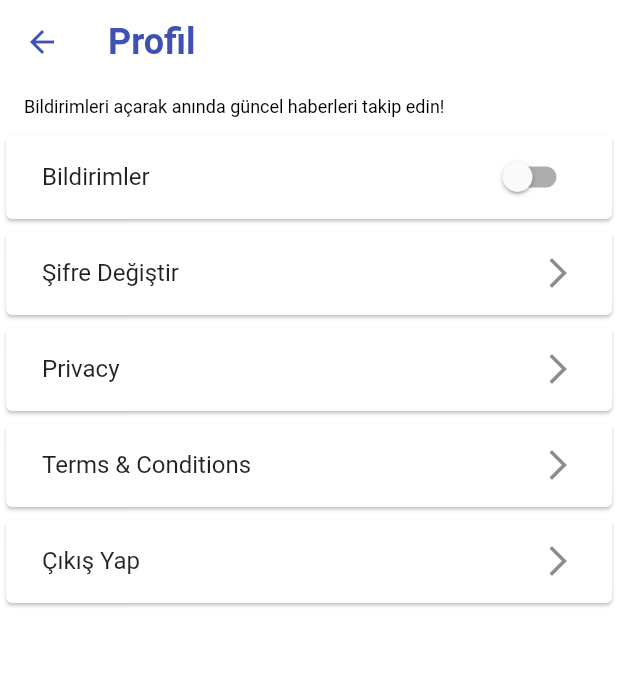
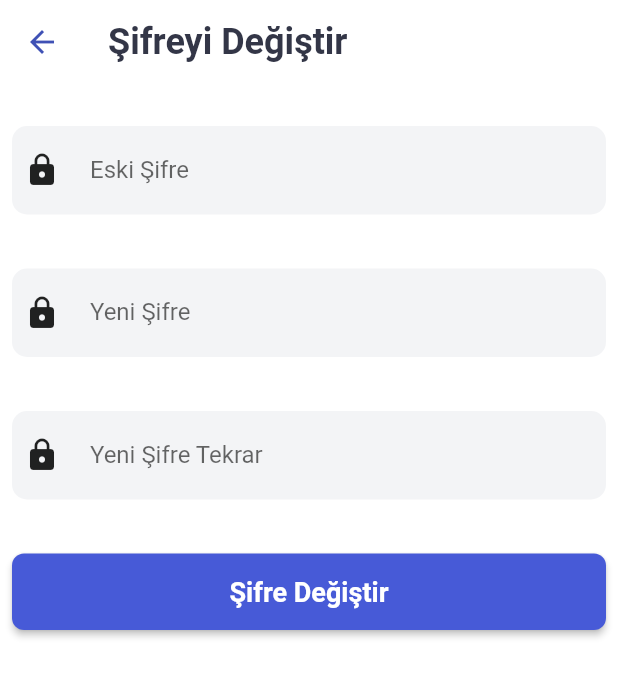
Before and after one commit to musaguzel/akilli_kampus, a Flutter app: the ProfilePage screen opened directly, after a tap on "Şifre Değiştir", on a phone screen of 412 x 824 dp. Shown: the top 677 px of the screen. Run offline on Flutter 3.47's test engine with Material 2 defaults, Android fonts, the phone set to English and light mode, and no system bars; our stand-ins replace assets_audio_player, cached_network_image, carousel_slider, cloud_firestore, connectivity_plus, easy_localization and 13 more; accounts and stored records are empty; generated files the repository leaves out were written again; network calls fail.

Commit message:
hackathlon commit

```diff
--- a/lib/core/constants/navigation/navigation_constants.dart
+++ b/lib/core/constants/navigation/navigation_constants.dart
@@ -15,4 +15,7 @@ class NavigationConstants {
   static const MAIN = '/main';
 
 
+  static const CHANGE_PASSWORD = '/changepassword';
+
+
 }
--- a/lib/core/init/navigation/navigation_route.dart
+++ b/lib/core/init/navigation/navigation_route.dart
@@ -1,3 +1,4 @@
+import 'package:akilli_kampus/view/change_password/view/change_password._page.dart';
 import 'package:akilli_kampus/view/main/view/main_page.dart';
 import 'package:akilli_kampus/view/splash/view/splash_view.dart';
 import 'package:flutter/material.dart';
@@ -17,6 +18,10 @@ class NavigationRoute {
 
       case NavigationConstants.DEFAULT:
         return normalNavigate(const SplashView(), NavigationConstants.DEFAULT ,args.arguments); //SplashView
+
+      case NavigationConstants.CHANGE_PASSWORD:
+        return normalNavigate(const ChangePassword(), NavigationConstants.CHANGE_PASSWORD ,args.arguments); //SplashView
+
 
       case NavigationConstants.MAIN:
         return normalNavigate( const MainPage(), NavigationConstants.MAIN ,args.arguments);
--- /dev/null
+++ b/lib/view/change_password/view/change_password._page.dart
@@ -0,0 +1,99 @@
+import 'package:akilli_kampus/core/base/view/base_widget.dart';
+import 'package:akilli_kampus/view/change_password/viewModel/change_password_page_view_model.dart';
+import 'package:flutter/material.dart';
+
+class ChangePassword extends StatelessWidget {
+  const ChangePassword({Key? key}) : super(key: key);
+
+  @override
+  Widget build(BuildContext context) {
+    return BaseView(viewModel: ChangePasswordPageViewModel(),
+        onModelReady: (model){
+        model.setContext(context);
+        model.init();
+        },
+      onPageBuilder: (context,viewModel,networkResult) => Scaffold(
+        resizeToAvoidBottomInset: true,
+        appBar: AppBar(title: const Text(
+          'Şifreyi Değiştir',
+          style: TextStyle(
+            fontSize: 24,
+            fontWeight: FontWeight.bold,
+            color: Color(0xff333647),
+          ),
+        ),backgroundColor: Colors.transparent),
+        body: SingleChildScrollView(
+          child: Column(
+            children: [
+              const SizedBox(height: 20), // Metin alanları arasına boşluk ekliyoruz
+              const PasswordTextField(labelText: 'Eski Şifre'),
+              const SizedBox(height: 20), // Metin alanları arasına boşluk ekliyoruz
+              const PasswordTextField(labelText: 'Yeni Şifre'),
+              const SizedBox(height: 20), // Metin alanları arasına boşluk ekliyoruz
+              const PasswordTextField(labelText: 'Yeni Şifre Tekrar'),
+              const SizedBox(height: 20,),
+              Padding(
+                padding: const EdgeInsets.all(8.0),
+                child: SizedBox(
+                  width: double.infinity,
+                  child: ElevatedButton(
+                    onPressed: () {
+// Butona tıklama işlemi
+                    },
+                    style: ElevatedButton.styleFrom(
+                      backgroundColor: const Color(0xFF475AD7),
+                      padding: const EdgeInsets.symmetric(vertical: 15),
+                      shape: RoundedRectangleBorder(
+                        borderRadius: BorderRadius.circular(8.0),
+                      ),
+                    ),
+                    child: const Text(
+                      'Şifre Değiştir',
+                      style: TextStyle(
+                        fontSize: 18,
+                        fontWeight: FontWeight.bold,
+                        color: Colors.white,
+                      ),
+                    ),
+                  ),
+                ),
+              ),
+            ],
+          ),
+        ),
+      ),);
+  }
+}
+
+class PasswordTextField extends StatelessWidget {
+  final String labelText;
+
+  const PasswordTextField({Key? key, required this.labelText}) : super(key: key);
+
+  @override
+  Widget build(BuildContext context) {
+    return Container(
+      margin: const EdgeInsets.all(8.0), // Kenar boşluğu
+      decoration: BoxDecoration(
+        color: const Color(0xFFF3F4F6), // Arka plan rengi
+        borderRadius: BorderRadius.circular(10.0), // Köşe yuvarlaklığı
+      ),
+      child: Row(
+        children: [
+          const SizedBox(width: 8.0), // İkon ile metin alanı arasına boşluk ekliyoruz
+          const Icon(Icons.lock), // Kilit simgesi
+          const SizedBox(width: 8.0), // İkon ile metin alanı arasına boşluk ekliyoruz
+          Expanded(
+            child: TextField(
+              obscureText: true,
+              decoration: InputDecoration(
+                labelText: labelText,
+                border: const OutlineInputBorder(borderSide: BorderSide.none),
+              ),
+            ),
+          ),
+        ],
+      ),
+    );
+  }
+}
--- /dev/null
+++ b/lib/view/change_password/viewModel/change_password_page_view_model.dart
@@ -0,0 +1,17 @@
+import 'package:flutter/material.dart';
+import 'package:mobx/mobx.dart';
+import '../../../core/base/model/base_view_model.dart';
+part 'change_password_page_view_model.g.dart';
+
+class ChangePasswordPageViewModel = _ChangePasswordPageViewModelBase with _$ChangePasswordPageViewModel;
+
+abstract class _ChangePasswordPageViewModelBase with Store,BaseViewModel {
+  @override
+  Future<void> init() async {
+
+  }
+
+  @override
+  void setContext(BuildContext context) => viewModelContext = context;
+
+}
--- a/lib/view/profile/view/profil_page.dart
+++ b/lib/view/profile/view/profil_page.dart
@@ -1,4 +1,5 @@
 import 'package:akilli_kampus/core/base/view/base_widget.dart';
+import 'package:akilli_kampus/core/constants/navigation/navigation_constants.dart';
 import 'package:akilli_kampus/view/profile/viewModel/profile_page_view_model.dart';
 import 'package:flutter/material.dart';
 
@@ -38,10 +39,10 @@ class _ProfilePageState extends State<ProfilePage> {
           crossAxisAlignment: CrossAxisAlignment.start,
           children: [
              Padding(
-              padding: EdgeInsets.all(8.0),
+              padding: const EdgeInsets.all(8.0),
               child: Row(
                 children: [
-                  SizedBox(width: 8),
+                  const SizedBox(width: 8),
                   Text(
                     'Bildirimleri açarak anında güncel haberleri takip edin!',
                     style: TextStyle(
@@ -81,7 +82,7 @@ class _ProfilePageState extends State<ProfilePage> {
                   Card(
                     child: InkWell(
                       onTap: () {
-                        // Buraya Şifre Değiştir ile ilgili yapılacak işlemleri ekle
+                        viewModel.navigation.navigateToPage(path: NavigationConstants.CHANGE_PASSWORD);
                       },
                       child: const Padding(
                         padding: EdgeInsets.symmetric(horizontal: 8.0),
@@ -129,7 +130,7 @@ class _ProfilePageState extends State<ProfilePage> {
                         padding: EdgeInsets.symmetric(horizontal: 8.0),
                         child: ListTile(
                           title: Text("Çıkış Yap"),
-                          trailing: Icon(Icons.arrow_forward_ios),
+                          trailing: Icon(Icons.close),
                         ),
                       ),
                     ),
```
